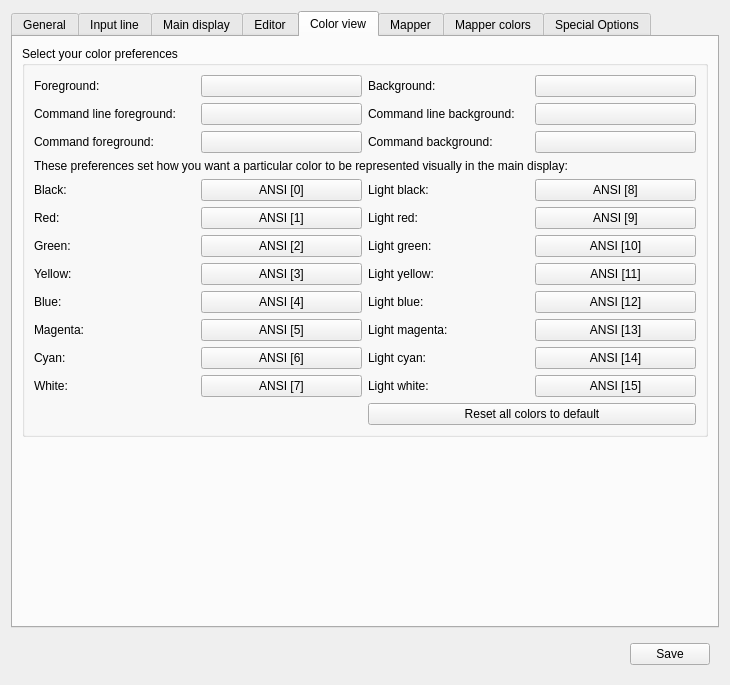
Above: src/ui/profile_preferences.ui from Mudlet/Mudlet before the change. Below: the same form after it.
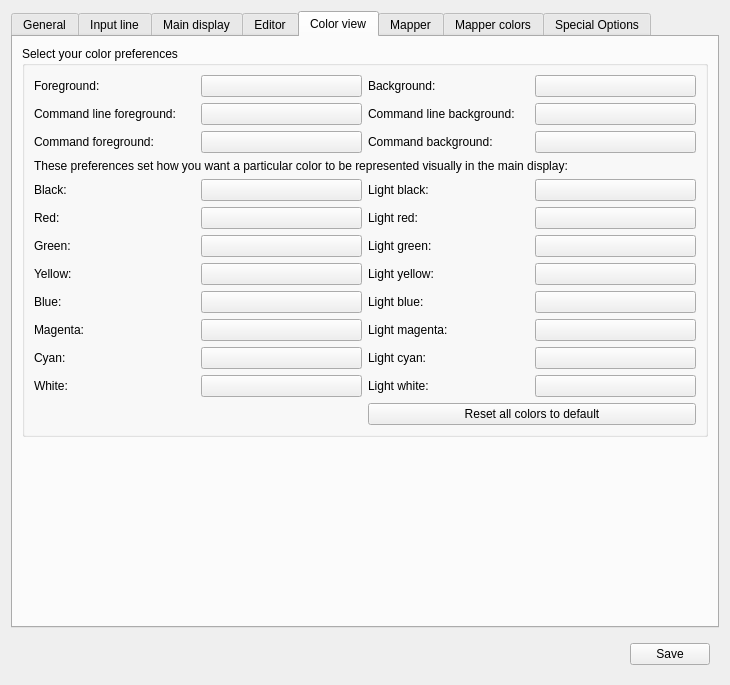
That is the form after the change. The open tabs and pages were chosen to show the change. Icons and pictures are not drawn. Custom widgets are drawn as their Qt base class.

Commit message:
Revise: move text on Preferences Color buttons to tooltips
As requested in peer review.  Also added tool-tips for most of the other
QPushButtons on same tab.

```diff
--- a/src/ui/profile_preferences.ui
+++ b/src/ui/profile_preferences.ui
@@ -1251,7 +1251,7 @@
              <bool>true</bool>
             </property>
             <property name="text">
-             <string>ANSI [0]</string>
+             <string/>
             </property>
            </widget>
           </item>
@@ -1268,7 +1268,7 @@
              <bool>true</bool>
             </property>
             <property name="text">
-             <string>ANSI [8]</string>
+             <string/>
             </property>
            </widget>
           </item>
@@ -1285,7 +1285,7 @@
              <bool>true</bool>
             </property>
             <property name="text">
-             <string>ANSI [1]</string>
+             <string/>
             </property>
            </widget>
           </item>
@@ -1302,7 +1302,7 @@
              <bool>true</bool>
             </property>
             <property name="text">
-             <string>ANSI [9]</string>
+             <string/>
             </property>
            </widget>
           </item>
@@ -1319,7 +1319,7 @@
              <bool>true</bool>
             </property>
             <property name="text">
-             <string>ANSI [2]</string>
+             <string/>
             </property>
            </widget>
           </item>
@@ -1336,7 +1336,7 @@
              <bool>true</bool>
             </property>
             <property name="text">
-             <string>ANSI [10]</string>
+             <string/>
             </property>
            </widget>
           </item>
@@ -1353,7 +1353,7 @@
              <bool>true</bool>
             </property>
             <property name="text">
-             <string>ANSI [3]</string>
+             <string/>
             </property>
            </widget>
           </item>
@@ -1370,7 +1370,7 @@
              <bool>true</bool>
             </property>
             <property name="text">
-             <string>ANSI [11]</string>
+             <string/>
             </property>
            </widget>
           </item>
@@ -1387,7 +1387,7 @@
              <bool>true</bool>
             </property>
             <property name="text">
-             <string>ANSI [4]</string>
+             <string/>
             </property>
            </widget>
           </item>
@@ -1404,7 +1404,7 @@
              <bool>true</bool>
             </property>
             <property name="text">
-             <string>ANSI [12]</string>
+             <string/>
             </property>
            </widget>
           </item>
@@ -1421,7 +1421,7 @@
              <bool>true</bool>
             </property>
             <property name="text">
-             <string>ANSI [5]</string>
+             <string/>
             </property>
            </widget>
           </item>
@@ -1438,7 +1438,7 @@
              <bool>true</bool>
             </property>
             <property name="text">
-             <string>ANSI [13]</string>
+             <string/>
             </property>
            </widget>
           </item>
@@ -1455,7 +1455,7 @@
              <bool>true</bool>
             </property>
             <property name="text">
-             <string>ANSI [6]</string>
+             <string/>
             </property>
            </widget>
           </item>
@@ -1472,7 +1472,7 @@
              <bool>true</bool>
             </property>
             <property name="text">
-             <string>ANSI [14]</string>
+             <string/>
             </property>
            </widget>
           </item>
@@ -1489,7 +1489,7 @@
              <bool>true</bool>
             </property>
             <property name="text">
-             <string>ANSI [7]</string>
+             <string/>
             </property>
            </widget>
           </item>
@@ -1506,7 +1506,7 @@
              <bool>true</bool>
             </property>
             <property name="text">
-             <string>ANSI [15]</string>
+             <string/>
             </property>
            </widget>
           </item>
```
Left out of the diff: 73 changed lines with no effect on the pictures.
